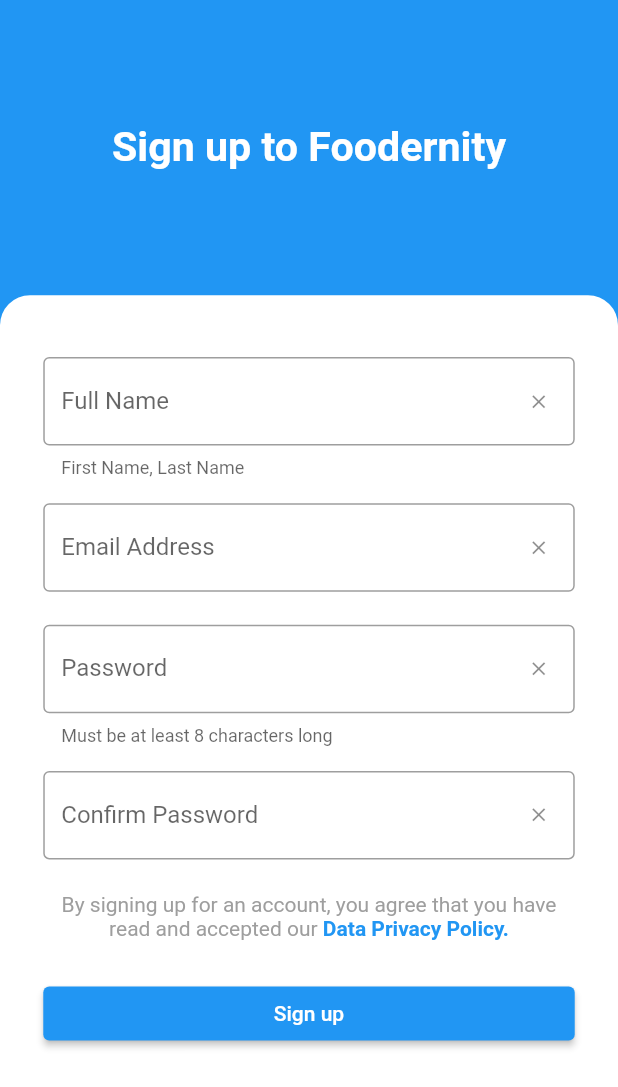
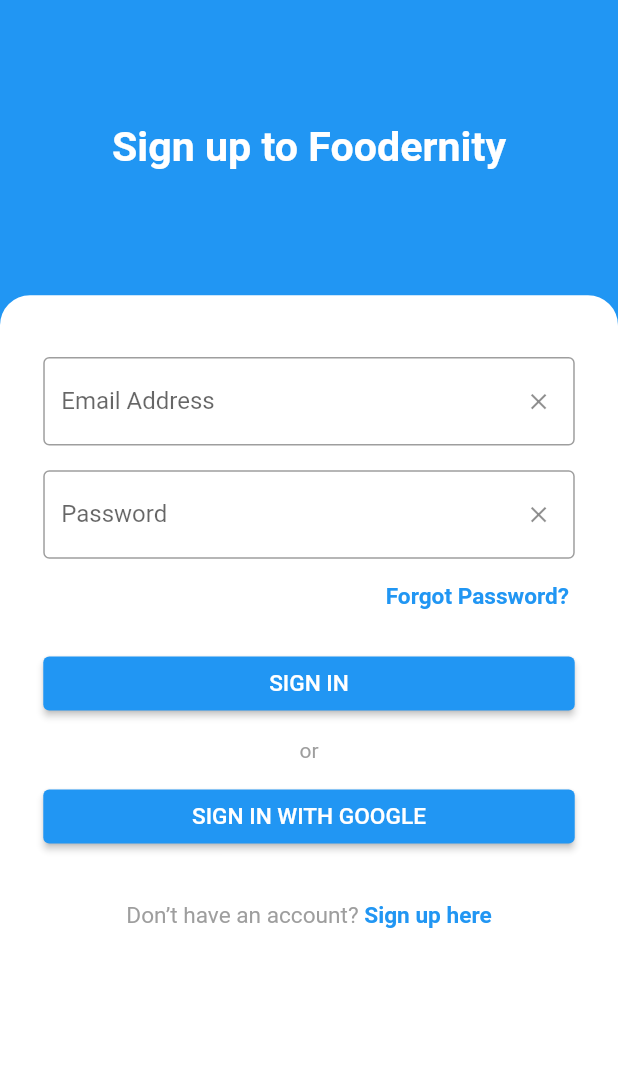
Before and after one commit to fhillipbagsic/Foodernity_Mobile, a Flutter app: the screen it shows after launch, on a phone screen of 412 x 824 dp. Shown: the top 1087 px of the screen. Run offline on Flutter 3.47's test engine with Material 2 defaults, Android fonts, the phone set to English and light mode, and no system bars; our stand-ins replace form_field_validator, sizer.

Commit message:
Add signin, forgot password pages

```diff
--- /dev/null
+++ b/lib/Pages/Signinup/Signin.dart
@@ -0,0 +1,200 @@
+import 'package:flutter/material.dart';
+import 'package:flutter/widgets.dart';
+import 'package:foodernity_mobile/Pages/Signinup/ForgotPassword.dart';
+import 'package:foodernity_mobile/Pages/Signinup/Signup.dart';
+import 'package:form_field_validator/form_field_validator.dart';
+import 'package:sizer/sizer.dart';
+
+class Signin extends StatefulWidget {
+  const Signin({Key? key}) : super(key: key);
+
+  @override
+  State<Signin> createState() => _SigninState();
+}
+
+class _SigninState extends State<Signin> {
+  final _formKey = GlobalKey<FormState>();
+  var emailAddressController = TextEditingController();
+  var passwordController = TextEditingController();
+
+  @override
+  Widget build(BuildContext context) {
+    return Container(
+      width: double.infinity,
+      color: Colors.blue,
+      child: Column(
+        children: [
+          Padding(
+            padding: EdgeInsets.symmetric(vertical: 10.h),
+            child: Text(
+              'Sign up to Foodernity',
+              textAlign: TextAlign.center,
+              style: TextStyle(
+                  color: Colors.white,
+                  fontWeight: FontWeight.bold,
+                  fontSize: 20.sp),
+            ),
+          ),
+          Expanded(
+              child: Container(
+            padding: EdgeInsets.symmetric(horizontal: 7.w, vertical: 5.h),
+            decoration: const BoxDecoration(
+              color: Colors.white,
+              borderRadius: BorderRadius.only(
+                topRight: Radius.circular(20.0),
+                topLeft: Radius.circular(20.0),
+              ),
+            ),
+            child: Form(
+              key: _formKey,
+              child: Column(
+                children: [
+                  _field('Email Address', emailAddressController),
+                  SizedBox(
+                    height: 2.h,
+                  ),
+                  _field('Password', passwordController),
+                  SizedBox(
+                    height: 2.h,
+                  ),
+                  _forgotPassword(),
+                  SizedBox(
+                    height: 3.h,
+                  ),
+                  _signinButton(),
+                  SizedBox(
+                    height: 1.5.h,
+                  ),
+                  const Text(
+                    'or',
+                    style: TextStyle(color: Colors.grey),
+                  ),
+                  SizedBox(
+                    height: 1.5.h,
+                  ),
+                  _googleSigninButton(),
+                  SizedBox(
+                    height: 4.h,
+                  ),
+                  _noAccount()
+                ],
+              ),
+            ),
+          ))
+        ],
+      ),
+    );
+  }
+
+  Widget _field(
+    String fieldName,
+    TextEditingController controller,
+  ) {
+    return TextFormField(
+      controller: controller,
+      validator: fieldName == 'Email Address'
+          ? emailAddressValidator
+          : passwordValidator,
+      decoration: InputDecoration(
+        border: const OutlineInputBorder(),
+        labelText: fieldName,
+        suffixIcon: IconButton(
+          onPressed: () => controller.clear(),
+          icon: Icon(
+            Icons.clear,
+            size: 13.sp,
+          ),
+        ),
+      ),
+      obscureText: fieldName == 'Password' ? true : false,
+    );
+  }
+
+  final emailAddressValidator = MultiValidator([
+    RequiredValidator(errorText: "Email address is required"),
+    EmailValidator(errorText: "Enter valid email address"),
+  ]);
+
+  final passwordValidator = MultiValidator([
+    RequiredValidator(errorText: 'Password is required'),
+    MinLengthValidator(8, errorText: 'Password must be at least 8 digits long'),
+    PatternValidator(r'^[a-zA-Z0-9]+$',
+        errorText: 'Password must not have special character')
+  ]);
+
+  Widget _forgotPassword() {
+    return Row(
+      mainAxisAlignment: MainAxisAlignment.end,
+      children: [
+        GestureDetector(
+          onTap: () => Navigator.push(
+            context,
+            MaterialPageRoute(
+              builder: (context) => const ForgotPassword(),
+            ),
+          ),
+          child: Text(
+            "Forgot Password? ",
+            style: TextStyle(
+                color: Colors.blue,
+                fontWeight: FontWeight.bold,
+                fontSize: 11.sp),
+          ),
+        ),
+      ],
+    );
+  }
+
+  Widget _signinButton() {
+    return SizedBox(
+      width: double.infinity,
+      child: ElevatedButton(
+        onPressed: () {
+          if (_formKey.currentState!.validate()) {
+            ScaffoldMessenger.of(context)
+                .showSnackBar(const SnackBar(content: Text('Signing up')));
+          }
+        },
+        child: Text('SIGN IN', style: TextStyle(fontSize: 11.sp)),
+      ),
+    );
+  }
+
+  Widget _googleSigninButton() {
+    return SizedBox(
+      width: double.infinity,
+      child: ElevatedButton(
+        onPressed: () {},
+        child: Text(
+          'SIGN IN WITH GOOGLE',
+          style: TextStyle(fontSize: 11.sp),
+        ),
+      ),
+    );
+  }
+
+  Widget _noAccount() {
+    return Row(
+      mainAxisAlignment: MainAxisAlignment.center,
+      children: [
+        Text(
+          "Don’t have an account? ",
+          style: TextStyle(color: Colors.grey, fontSize: 11.sp),
+        ),
+        GestureDetector(
+          onTap: () {
+            Navigator.push(context,
+                MaterialPageRoute(builder: (context) => const Signup()));
+          },
+          child: Text(
+            "Sign up here",
+            style: TextStyle(
+                color: Colors.blue,
+                fontWeight: FontWeight.bold,
+                fontSize: 11.sp),
+          ),
+        ),
+      ],
+    );
+  }
+}
--- a/lib/Pages/Signinup/Signup.dart
+++ b/lib/Pages/Signinup/Signup.dart
@@ -19,7 +19,8 @@
 
   @override
   Widget build(BuildContext context) {
-    return Container(
+    return Scaffold(
+      body: Container(
           width: double.infinity,
           color: Colors.blue,
           child: Column(
@@ -63,14 +64,19 @@
                         SizedBox(
                           height: 3.h,
                         ),
-                      _signupButton()
+                        _signupButton(),
+                        SizedBox(
+                          height: 3.h,
+                        ),
+                        _hasAccount()
                       ],
                     ),
                   ),
                 ),
               )
             ],
-        ));
+          )),
+    );
   }
 
   Widget _field(
@@ -83,7 +89,7 @@
       validator: fieldName == 'Full Name'
           ? fullNameValidator
           : fieldName == 'Email Address'
-              ? emailValidator
+              ? emailAddressValidator
               : passwordValidator,
       decoration: InputDecoration(
         border: const OutlineInputBorder(),
@@ -91,9 +97,9 @@
         helperText: getHelperText(fieldName),
         suffixIcon: IconButton(
           onPressed: () => controller.clear(),
-          icon: const Icon(
+          icon: Icon(
             Icons.clear,
-            size: 15.0,
+            size: 13.sp,
           ),
         ),
       ),
@@ -113,9 +119,9 @@
         helperText: getHelperText('Confirm Password'),
         suffixIcon: IconButton(
           onPressed: () => confirmPasswordController.clear(),
-          icon: const Icon(
+          icon: Icon(
             Icons.clear,
-            size: 15.0,
+            size: 13.sp,
           ),
         ),
       ),
@@ -129,16 +135,16 @@
     MinLengthValidator(3, errorText: 'Please enter your full name')
   ]);
 
-  final emailValidator = MultiValidator([
+  final emailAddressValidator = MultiValidator([
     RequiredValidator(errorText: "Email address is required"),
     EmailValidator(errorText: "Enter valid email address"),
   ]);
 
   final passwordValidator = MultiValidator([
-    RequiredValidator(errorText: 'password is required'),
-    MinLengthValidator(8, errorText: 'password must be at least 8 digits long'),
+    RequiredValidator(errorText: 'Password is required'),
+    MinLengthValidator(8, errorText: 'Password must be at least 8 digits long'),
     PatternValidator(r'^[a-zA-Z0-9]+$',
-        errorText: 'passwords must not have special character')
+        errorText: 'Password must not have special character')
   ]);
 
   String getHelperText(String fieldName) {
@@ -177,8 +183,32 @@
                 .showSnackBar(const SnackBar(content: Text('Signing up')));
           }
         },
-        child: const Text('Sign up'),
+        child: const Text('SIGN UP'),
       ),
     );
   }
+
+  Widget _hasAccount() {
+    return Row(
+      mainAxisAlignment: MainAxisAlignment.center,
+      children: [
+        Text(
+          "Already have an account? ",
+          style: TextStyle(color: Colors.grey, fontSize: 11.sp),
+        ),
+        GestureDetector(
+          onTap: () {
+            Navigator.pop(context);
+          },
+          child: Text(
+            "Sign in here",
+            style: TextStyle(
+                color: Colors.blue,
+                fontWeight: FontWeight.bold,
+                fontSize: 11.sp),
+          ),
+        ),
+      ],
+    );
   }
+}
--- a/lib/main.dart
+++ b/lib/main.dart
@@ -1,5 +1,5 @@
 import 'package:flutter/material.dart';
-import 'package:foodernity_mobile/Pages/Signinup/Signup.dart';
+import 'package:foodernity_mobile/Pages/Signinup/Signin.dart';
 import 'package:sizer/sizer.dart';
 
 void main() {
@@ -19,7 +19,7 @@
         home: Sizer(builder: ((context, orientation, deviceType) {
           return const Scaffold(
             body: SafeArea(
-              child: Signup(),
+              child: Signin(),
             ),
           );
         })));
```
Also changed, not shown: lib/Pages/Signinup/ForgotPassword.dart (added, +98 -0 lines). Lines whose indentation alone changed are shown as unchanged.
